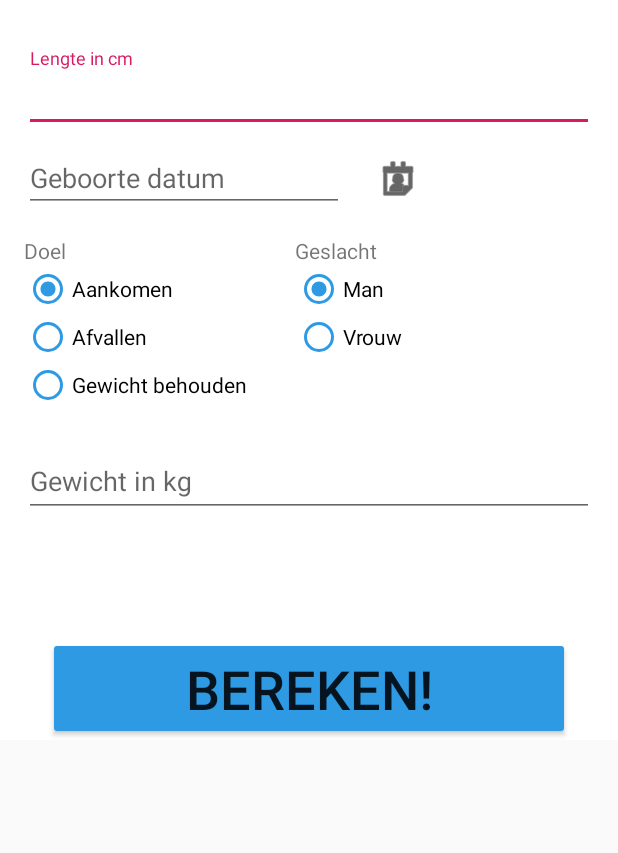
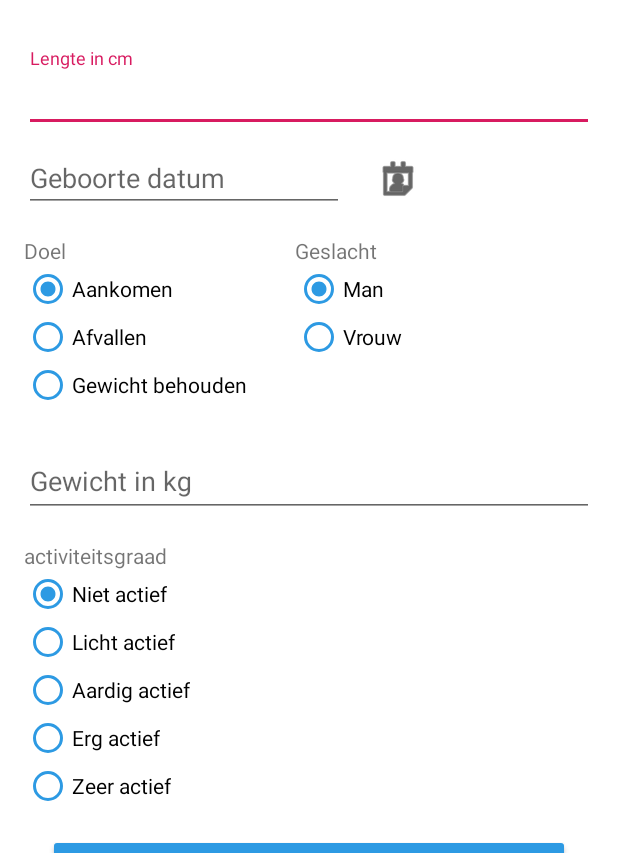
Before and after one commit to michaelfontijn/Android-FinalAssignment, an Android app: the screen it shows after launch (MainActivity before the commit, ConfigurationActivity after it), on a phone screen of 412 x 824 dp, the part 383-1236 px from its top. Run offline under Robolectric (Android 15) with nearby library versions, the phone set to English and light mode, and no system bars.

Commit message:
Added validation in the viewModel and mapped the form input data incluiding the radiobuttons groups to a userInformation object.

```diff
--- a/app/src/main/AndroidManifest.xml
+++ b/app/src/main/AndroidManifest.xml
@@ -9,7 +9,7 @@
         android:roundIcon="@mipmap/ic_launcher_round"
         android:supportsRtl="true"
         android:theme="@style/AppTheme">
-        <activity android:name=".MainActivity">
+        <activity android:name=".ConfigurationActivity">
             <intent-filter>
                 <action android:name="android.intent.action.MAIN" />
 
--- a/app/src/main/java/com/example/macrobuddy/Database/DataAccessObjects/WeightMeasurementDao.kt
+++ b/app/src/main/java/com/example/macrobuddy/Database/DataAccessObjects/WeightMeasurementDao.kt
@@ -13,6 +13,6 @@ interface WeightMeasurementDao{
     @Insert
     fun insertWeightMeasurement(weightMeasurement: WeightMeasurement)
 
-    @Query("SELECT * FROM weigthMeasurementTable")
+    @Query("SELECT * FROM weightMeasurementTable")
     fun getMeasurements(): LiveData<List<WeightMeasurement>>
 }
--- /dev/null
+++ b/app/src/main/java/com/example/macrobuddy/Enums/Gender.kt
@@ -0,0 +1,6 @@
+package com.example.macrobuddy.Enums
+
+enum class Gender(value : Int) {
+    MALE(1),
+    FEMALE(2),
+}
--- a/app/src/main/java/com/example/macrobuddy/MainActivity.kt
+++ /dev/null
@@ -1,61 +0,0 @@
-package com.example.macrobuddy
-
-import android.opengl.Visibility
-import androidx.appcompat.app.AppCompatActivity
-import android.os.Bundle
-import android.view.View
-import androidx.core.content.ContextCompat
-import kotlinx.android.synthetic.main.activity_main.*
-import java.util.*
-import kotlin.math.log
-
-class MainActivity : AppCompatActivity() {
-
-    override fun onCreate(savedInstanceState: Bundle?) {
-        super.onCreate(savedInstanceState)
-        setContentView(R.layout.activity_main)
-
-        initView()
-    }
-
-    /**
-     * Function to initialize the view and its components.
-     */
-    private fun initView() {
-        datePicker.visibility = View.GONE
-        btnToggleDate.setOnClickListener {toggleDatePicker()}
-        btnCalculate.setOnClickListener{calculate()}
-    }
-
-    /**
-     * Toggles the dateTime picker on and off based on its current state.
-     */
-    private fun toggleDatePicker() {
-        if (datePicker.visibility == View.GONE) {
-            datePicker.visibility = View.VISIBLE
-            btnToggleDate.setImageDrawable(ContextCompat.getDrawable(this@MainActivity, android.R.drawable.ic_delete))
-        } else {
-            datePicker.visibility = View.GONE
-            btnToggleDate.setImageDrawable(ContextCompat.getDrawable(this@MainActivity, android.R.drawable.ic_menu_my_calendar))
-            retrievePickedDate()
-        }
-    }
-
-    /**
-     * Retrieves the picked date from the datePicker
-     */
-    private fun retrievePickedDate(){
-        //TODO implement
-        val day = datePicker.dayOfMonth
-        val month = datePicker.month +1
-        val year = datePicker.year
-        var dateString = "$year/$month/$day"
-        var temp = Date(dateString) //TODO use this on submit (just get txtDate text)
-        txtDate.setText(dateString)
-    }
-
-    private fun calculate(){
-
-    }
-
-}
--- a/app/src/main/res/layout/activity_main.xml
+++ b/app/src/main/res/layout/activity_configuration.xml
@@ -11,7 +11,7 @@
         android:layout_width="match_parent"
         android:layout_height="wrap_content"
         android:background="@android:color/white"
-        tools:context=".MainActivity">
+        tools:context=".ConfigurationActivity">
 
 
         <ImageView
@@ -43,6 +43,7 @@
             app:layout_constraintTop_toBottomOf="@+id/imageView3">
 
             <com.google.android.material.textfield.TextInputEditText
+                android:id="@+id/txtLength"
                 android:layout_width="match_parent"
                 android:layout_height="wrap_content"
                 android:hint="@string/length" />
@@ -145,6 +146,7 @@
             app:layout_constraintTop_toBottomOf="@+id/radioGoal">
 
             <com.google.android.material.textfield.TextInputEditText
+                android:id="@+id/txtWeight"
                 android:layout_width="match_parent"
                 android:layout_height="wrap_content"
                 android:hint="@string/weight" />
@@ -155,15 +157,16 @@
             android:layout_width="0dp"
             android:layout_height="wrap_content"
             android:layout_marginStart="32dp"
-            android:layout_marginTop="80dp"
+            android:layout_marginTop="16dp"
             android:layout_marginEnd="32dp"
             android:backgroundTint="@color/colorPrimaryDark"
             android:text="@string/calculate"
             android:textSize="36sp"
             app:layout_constraintBottom_toBottomOf="parent"
             app:layout_constraintEnd_toEndOf="parent"
+            app:layout_constraintHorizontal_bias="0.0"
             app:layout_constraintStart_toStartOf="parent"
-            app:layout_constraintTop_toBottomOf="@+id/textInputLayout3" />
+            app:layout_constraintTop_toBottomOf="@+id/radioRateOfActivity" />
 
         <EditText
             android:id="@+id/txtDate"
@@ -189,6 +192,58 @@
             app:layout_constraintTop_toBottomOf="@+id/textInputLayout"
             app:srcCompat="@android:drawable/ic_menu_my_calendar" />
 
+        <RadioGroup
+            android:id="@+id/radioRateOfActivity"
+            android:layout_width="wrap_content"
+            android:layout_height="wrap_content"
+            android:layout_marginStart="16dp"
+            android:layout_marginTop="16dp"
+            app:layout_constraintStart_toStartOf="parent"
+            app:layout_constraintTop_toBottomOf="@+id/textInputLayout3">
+
+            <TextView
+                android:id="@+id/tvVB"
+                android:layout_width="match_parent"
+                android:layout_height="wrap_content"
+                android:text="@string/rate_of_activity" />
+
+            <RadioButton
+                android:id="@+id/radioActivityOne"
+                android:layout_width="wrap_content"
+                android:layout_height="wrap_content"
+                android:buttonTint="@color/colorPrimaryDark"
+                android:checked="true"
+                android:text="@string/activity_one"
+                android:textColorLink="@color/colorAccent" />
+
+            <RadioButton
+                android:id="@+id/radioActivityTwo"
+                android:layout_width="wrap_content"
+                android:layout_height="wrap_content"
+                android:buttonTint="@color/colorPrimaryDark"
+                android:text="@string/activity_two" />
+
+            <RadioButton
+                android:id="@+id/radioActivityThree"
+                android:layout_width="wrap_content"
+                android:layout_height="wrap_content"
+                android:buttonTint="@color/colorPrimaryDark"
+                android:text="@string/activity_three" />
+            <RadioButton
+                android:id="@+id/radioActivityFour"
+                android:layout_width="wrap_content"
+                android:layout_height="wrap_content"
+                android:buttonTint="@color/colorPrimaryDark"
+                android:text="@string/activity_four" />
+            <RadioButton
+                android:id="@+id/radioActivityFive"
+                android:layout_width="wrap_content"
+                android:layout_height="wrap_content"
+                android:buttonTint="@color/colorPrimaryDark"
+                android:text="@string/activity_five" />
+
+        </RadioGroup>
+
 
     </androidx.constraintlayout.widget.ConstraintLayout>
 </ScrollView>
--- a/app/src/main/res/values/strings.xml
+++ b/app/src/main/res/values/strings.xml
@@ -11,4 +11,10 @@
     <string name="goal_lose">Afvallen</string>
     <string name="goal_gain">Aankomen</string>
     <string name="calculate">Bereken!</string>
+    <string name="rate_of_activity">activiteitsgraad</string>
+    <string name="activity_one">Niet actief</string>
+    <string name="activity_two">Licht actief</string>
+    <string name="activity_three">Aardig actief</string>
+    <string name="activity_four">Erg actief</string>
+    <string name="activity_five">Zeer actief</string>
 </resources>
```
Also changed, not shown: app/src/main/java/com/example/macrobuddy/ConfigurationActivity.kt (added, +137 -0 lines), app/src/main/java/com/example/macrobuddy/Enums/Goal.kt (added, +7 -0 lines), app/src/main/java/com/example/macrobuddy/Enums/RateOfActivity.kt (added, +9 -0 lines), app/src/main/java/com/example/macrobuddy/Models/UserInformation.kt (+6 -4 lines), app/src/main/java/com/example/macrobuddy/ViewModels/ConfigurationActivityViewModel.kt (added, +73 -0 lines).
